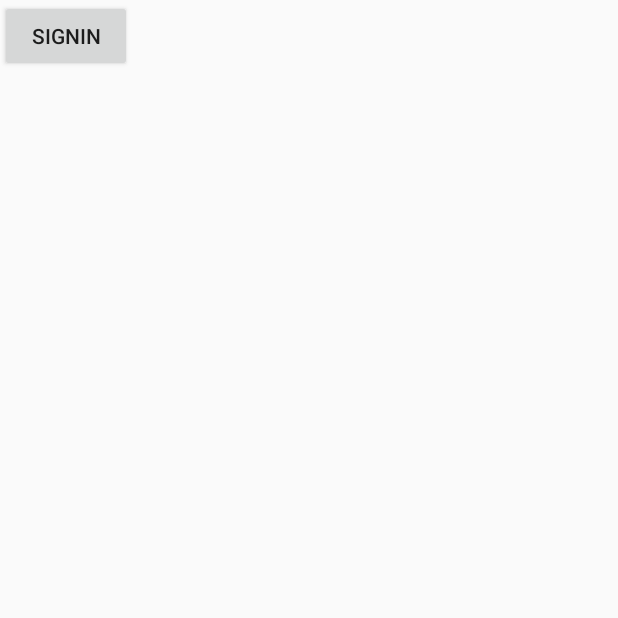
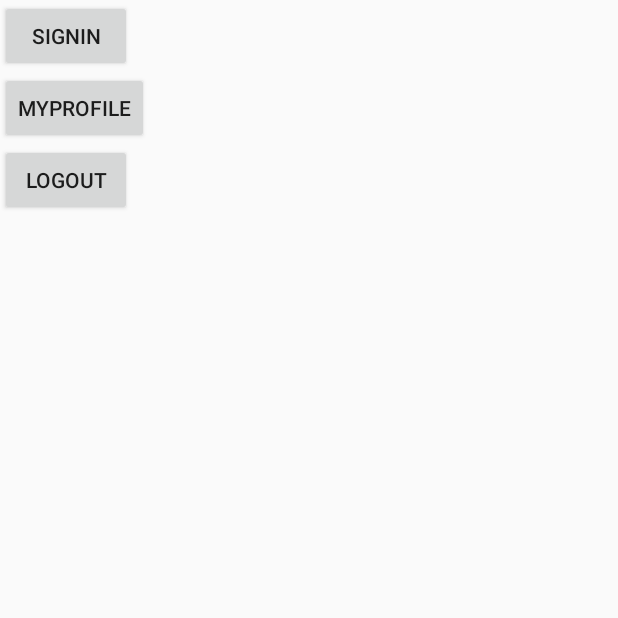
Before and after one commit to iiSansonii/Jasebook, an Android app built with Jetpack Compose: the screen it shows after launch (MainActivity), on a phone screen of 412 x 824 dp, the top half of it. Run offline under Robolectric (Android 15) with nearby library versions, the phone set to English and light mode, and no system bars.

```diff
--- a/app/build.gradle.kts
+++ b/app/build.gradle.kts
@@ -66,4 +66,6 @@ dependencies {
     debugImplementation("androidx.compose.ui:ui-tooling")
     debugImplementation("androidx.compose.ui:ui-test-manifest")
     implementation ("androidx.recyclerview:recyclerview:1.2.0")
+    implementation ("com.squareup.okhttp3:logging-interceptor:3.4.1")
+    implementation ("com.github.bumptech.glide:glide:4.16.0")
 }
--- a/app/src/main/AndroidManifest.xml
+++ b/app/src/main/AndroidManifest.xml
@@ -36,6 +36,12 @@
             android:label="@string/app_name">
 
         </activity>
+        <activity
+            android:name=".MyProfileActivity"
+            android:exported="true"
+            android:label="@string/app_name">
+
+        </activity>
     </application>
 
 </manifest>
--- a/app/src/main/java/com/example/jasebook/MainActivity.kt
+++ b/app/src/main/java/com/example/jasebook/MainActivity.kt
@@ -22,6 +22,7 @@ import retrofit2.HttpException
 import retrofit2.Response
 import java.io.IOException
 import com.example.jasebook.postadapter
+public var session:String=""
 
 class MainActivity : ComponentActivity() {
     private var mAdapter: postadapter?= null;
@@ -32,7 +33,7 @@ class MainActivity : ComponentActivity() {
         val rec = findViewById<RecyclerView>(R.id.rec)
         rec.layoutManager = LinearLayoutManager(this)
         mAdapter=postadapter(mQuestions)
-
+        Log.d("session", session)
         var api: api = RetrofitInstance.client.create(api::class.java)
         val call=api.getfeed()
         call.enqueue(object :Callback<ArrayList<post>>{
@@ -66,6 +67,36 @@ class MainActivity : ComponentActivity() {
             val intent=Intent(this,SigninActivity::class.java)
             startActivity(intent)
         }
+        val switchtome=findViewById<Button>(R.id.myprofilebtn)
+        switchtome.setOnClickListener {
+            val intent=Intent(this,MyProfileActivity::class.java)
+            startActivity(intent)
+        }
+
+
+
+        val logoutbtn=findViewById<Button>(R.id.logoutbtn)
+
+        logoutbtn.setOnClickListener {
+            val call=api.logout()
+            call.enqueue(object :Callback<message>{
+                override fun onResponse(call: Call<message>, response: Response<message>) {
+                    if(response.body()?.message=="loged out"){
+                        Log.d("yyyttt","loged out")
+                    }else{
+                        val m=response.body()?.message
+                        if(m!=null) {
+                            Log.d("yyyttt", m)
+                        }
+                    }
+                }
+
+                override fun onFailure(call: Call<message>, t: Throwable) {
+
+                }
+
+            })
+        }
 
     }
 }
--- a/app/src/main/java/com/example/jasebook/RetrofitInstance.kt
+++ b/app/src/main/java/com/example/jasebook/RetrofitInstance.kt
@@ -2,11 +2,13 @@ package com.example.jasebook
 
 import retrofit2.Retrofit
 import retrofit2.converter.gson.GsonConverterFactory
+import okhttp3.logging.HttpLoggingInterceptor
+
 
 object RetrofitInstance {
 
 
-    private val BASE_URL = "https://e97d-91-106-52-179.ngrok-free.app"
+    private val BASE_URL = "https://c14e-91-106-52-179.ngrok-free.app"
     private var mRetrofit: Retrofit? = null
 
 
--- a/app/src/main/java/com/example/jasebook/api.kt
+++ b/app/src/main/java/com/example/jasebook/api.kt
@@ -4,6 +4,7 @@ import okhttp3.ResponseBody
 import retrofit2.Call
 import retrofit2.Response
 import retrofit2.http.Body
+import retrofit2.http.FormUrlEncoded
 import retrofit2.http.GET
 import retrofit2.http.Headers
 import retrofit2.http.POST
@@ -17,4 +18,12 @@ interface api {
 
     @GET("/me")
     fun getme():Call<user>
+
+    @GET("/user/pepe")
+    fun getuser():Call<user>
+    @GET("/user/pepe/posts")
+    fun getuserpost():Call<ArrayList<post>>
+
+    @POST("/logout")
+    fun logout():Call<message>
 }
--- a/app/src/main/res/layout/feed.xml
+++ b/app/src/main/res/layout/feed.xml
@@ -22,4 +22,23 @@
         android:text="signin"
         tools:layout_editor_absoluteX="323dp"
         tools:layout_editor_absoluteY="0dp" />
+    <Button
+        android:layout_width="wrap_content"
+        android:layout_height="wrap_content"
+        android:text="myprofile"
+        android:id="@+id/myprofilebtn"
+        app:layout_constraintTop_toBottomOf="@+id/gosigninbtn"
+        app:layout_constraintStart_toStartOf="@+id/gosigninbtn"
+        >
+
+    </Button>
+
+    <Button
+        android:id="@+id/logoutbtn"
+        android:layout_width="wrap_content"
+        android:layout_height="wrap_content"
+        android:text="logout"
+
+        app:layout_constraintStart_toStartOf="@+id/myprofilebtn"
+        app:layout_constraintTop_toBottomOf="@+id/myprofilebtn" />
 </androidx.constraintlayout.widget.ConstraintLayout>
```
Also changed, not shown: app/src/main/java/com/example/jasebook/MyProfileActivity.kt (added, +98 -0 lines), app/src/main/java/com/example/jasebook/SigninActivity.kt (+8 -2 lines), app/src/main/res/layout/activity_myprofile.xml (added, +47 -0 lines), app/src/main/res/drawable/img_1.png (added).
